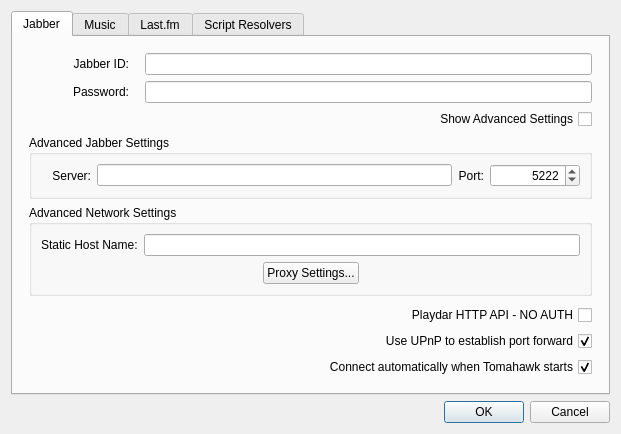
The window that src/settingsdialog.ui (tomahawk-player/tomahawk) describes before a commit, drawn with Qt 5.
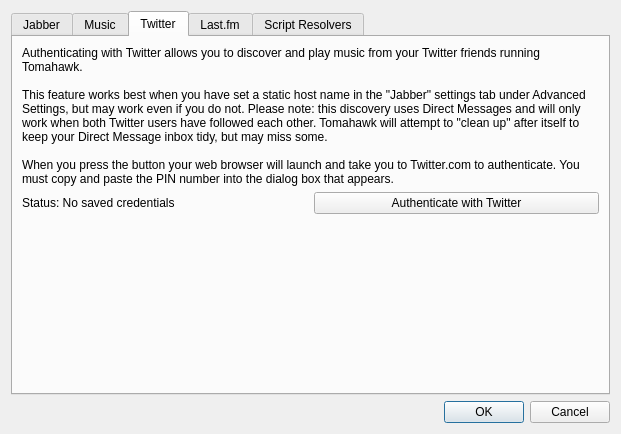
The same window after the commit. The open tabs and pages were chosen to show the change. Icons and pictures are not drawn.

Commit message: Twitter authentication works

```diff
--- a/src/settingsdialog.ui
+++ b/src/settingsdialog.ui
@@ -412,6 +412,71 @@
        </item>
       </layout>
      </widget>
+     <widget class="QWidget" name="tabTwitter">
+      <attribute name="title">
+       <string>Twitter</string>
+      </attribute>
+      <layout class="QVBoxLayout" name="verticalLayout_10">
+       <item>
+        <layout class="QVBoxLayout" name="twitterVertLayout">
+         <item>
+          <widget class="QLabel" name="twitterInfoLabel">
+           <property name="sizePolicy">
+            <sizepolicy hsizetype="Preferred" vsizetype="Fixed">
+             <horstretch>0</horstretch>
+             <verstretch>0</verstretch>
+            </sizepolicy>
+           </property>
+           <property name="text">
+            <string>Authenticating with Twitter allows you to discover and play music from your Twitter friends running Tomahawk.
+
+This feature works best when you have set a static host name in the &quot;Jabber&quot; settings tab under Advanced Settings, but may work even if you do not. Please note: this discovery uses Direct Messages and will only work when both Twitter users have followed each other. Tomahawk will attempt to &quot;clean up&quot; after itself to keep your Direct Message inbox tidy, but may miss some.
+
+When you press the button your web browser will launch and take you to Twitter.com to authenticate. You must copy and paste the PIN number into the dialog box that appears.</string>
+           </property>
+           <property name="wordWrap">
+            <bool>true</bool>
+           </property>
+          </widget>
+         </item>
+         <item>
+          <layout class="QHBoxLayout" name="twitterHorizontalLayout">
+           <item>
+            <widget class="QLabel" name="twitterStatusLabel">
+             <property name="text">
+              <string>Status: No saved credentials</string>
+             </property>
+             <property name="textFormat">
+              <enum>Qt::AutoText</enum>
+             </property>
+            </widget>
+           </item>
+           <item>
+            <widget class="QPushButton" name="twitterAuthenticateButton">
+             <property name="text">
+              <string>Authenticate with Twitter</string>
+             </property>
+            </widget>
+           </item>
+          </layout>
+         </item>
+        </layout>
+       </item>
+       <item>
+        <spacer name="twitterVertSpacer">
+         <property name="orientation">
+          <enum>Qt::Vertical</enum>
+         </property>
+         <property name="sizeHint" stdset="0">
+          <size>
+           <width>20</width>
+           <height>40</height>
+          </size>
+         </property>
+        </spacer>
+       </item>
+      </layout>
+     </widget>
      <widget class="QWidget" name="tabLastfm">
       <attribute name="title">
        <string>Last.fm</string>
```
Left out of the diff: 16 changed lines with no effect on the pictures. The commit also changes 9 other files.
